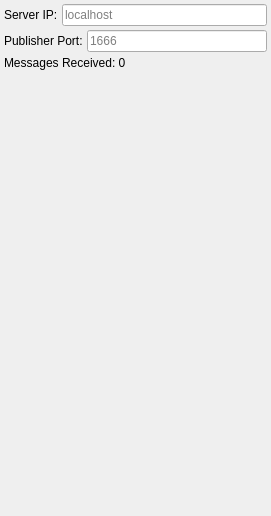
The window that bt_editor/sidepanel_monitor.ui (BehaviorTree/Groot) describes before a commit, drawn with Qt 5.
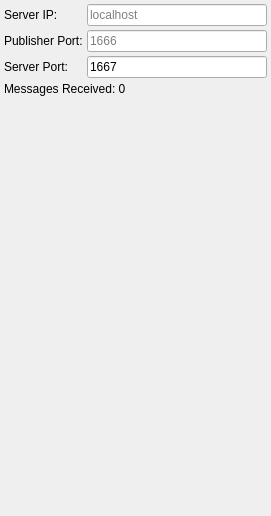
The same window after the commit.

```diff
--- a/bt_editor/sidepanel_monitor.ui
+++ b/bt_editor/sidepanel_monitor.ui
@@ -30,15 +30,15 @@
     <number>4</number>
    </property>
    <item>
-    <layout class="QHBoxLayout" name="horizontalLayout_2">
-     <item>
+    <layout class="QFormLayout" name="formLayout">
+     <item row="0" column="0">
       <widget class="QLabel" name="label">
        <property name="text">
         <string>Server IP:</string>
        </property>
       </widget>
      </item>
-     <item>
+     <item row="0" column="1">
       <widget class="QLineEdit" name="lineEdit">
        <property name="maximumSize">
         <size>
@@ -57,18 +57,14 @@
        </property>
       </widget>
      </item>
-    </layout>
-   </item>
-   <item>
-    <layout class="QHBoxLayout" name="horizontalLayout">
-     <item>
+     <item row="1" column="0">
       <widget class="QLabel" name="label_publisher">
        <property name="text">
         <string>Publisher Port:</string>
        </property>
       </widget>
      </item>
-     <item>
+     <item row="1" column="1">
       <widget class="QLineEdit" name="lineEdit_publisher">
        <property name="placeholderText">
         <string>1666</string>
@@ -78,6 +74,20 @@
        </property>
       </widget>
      </item>
+     <item row="2" column="0">
+      <widget class="QLabel" name="label_2">
+       <property name="text">
+        <string>Server Port:</string>
+       </property>
+      </widget>
+     </item>
+     <item row="2" column="1">
+      <widget class="QLineEdit" name="lineEdit_server">
+       <property name="text">
+        <string>1667</string>
+       </property>
+      </widget>
+     </item>
     </layout>
    </item>
    <item>
```
